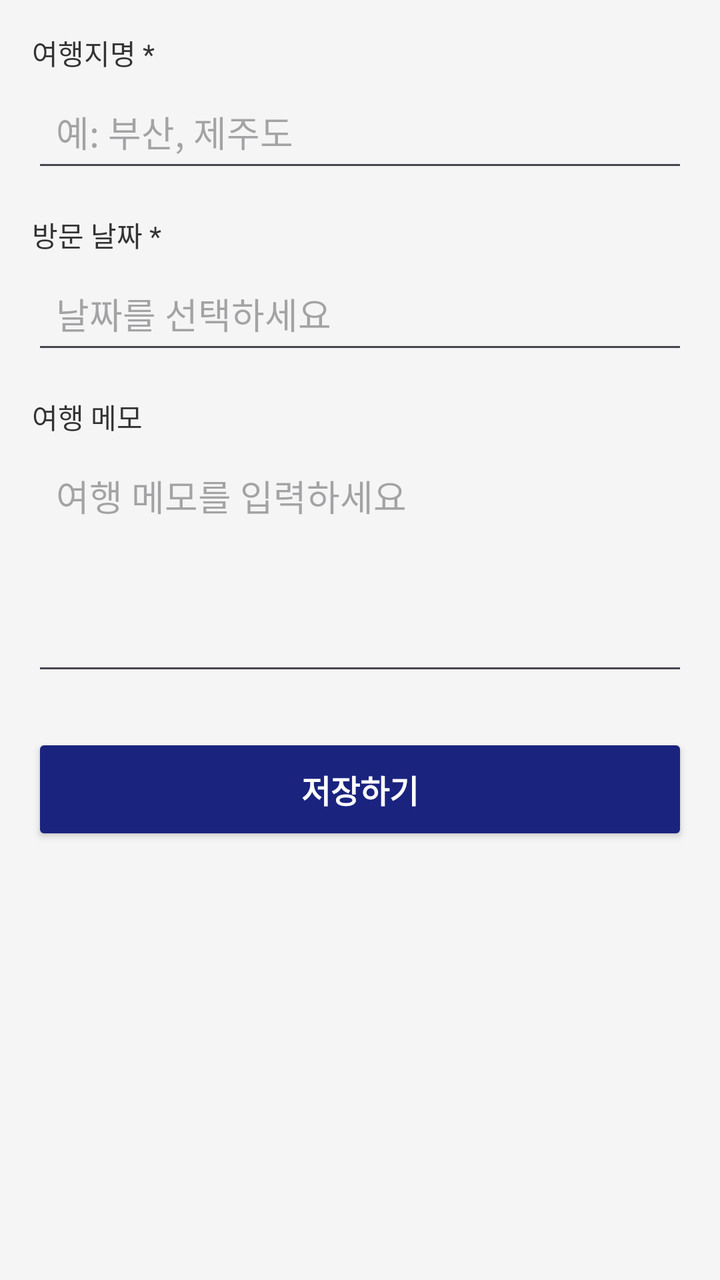
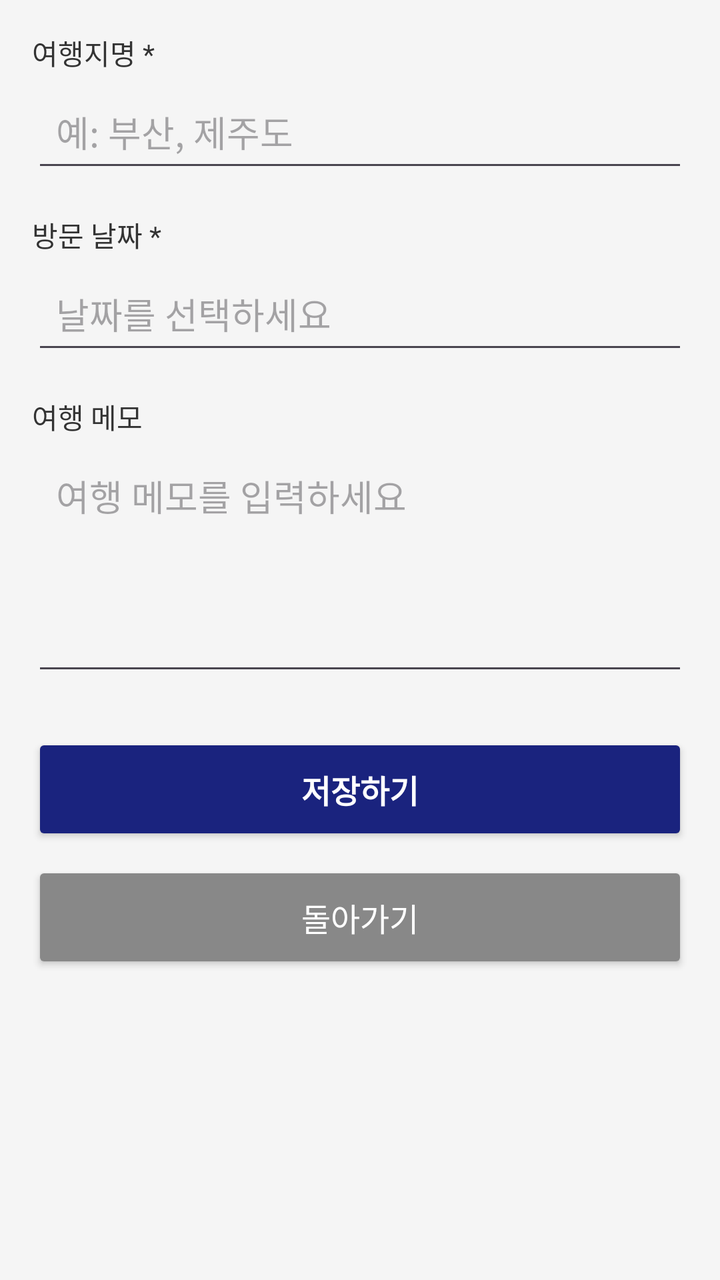

Two renders of the same Android screen: before a commit and after it. Below are the layout's source before the change and the commit's diff.
<!-- AndroidManifest.xml: application theme Theme.TravelMemory -->
<!-- res/layout/activity_add_travel.xml -->
<?xml version="1.0" encoding="utf-8"?>
<ScrollView xmlns:android="http://schemas.android.com/apk/res/android"
    android:layout_width="match_parent"
    android:layout_height="match_parent"
    android:background="#F5F5F5">

    <LinearLayout
        android:layout_width="match_parent"
        android:layout_height="wrap_content"
        android:orientation="vertical"
        android:padding="16dp">

        <TextView
            android:layout_width="wrap_content"
            android:layout_height="wrap_content"
            android:text="여행지명 *"
            android:textSize="14sp"
            android:textColor="#333333"
            android:paddingBottom="4dp" />

        <EditText
            android:id="@+id/etPlace"
            android:layout_width="match_parent"
            android:layout_height="wrap_content"
            android:hint="예: 부산, 제주도"
            android:padding="12dp"
            android:layout_marginBottom="16dp" />

        <TextView
            android:layout_width="wrap_content"
            android:layout_height="wrap_content"
            android:text="방문 날짜 *"
            android:textSize="14sp"
            android:textColor="#333333"
            android:paddingBottom="4dp" />

        <EditText
            android:id="@+id/etDate"
            android:layout_width="match_parent"
            android:layout_height="wrap_content"
            android:hint="날짜를 선택하세요"
            android:focusable="false"
            android:clickable="true"
            android:padding="12dp"
            android:layout_marginBottom="16dp" />

        <TextView
            android:layout_width="wrap_content"
            android:layout_height="wrap_content"
            android:text="여행 메모"
            android:textSize="14sp"
            android:textColor="#333333"
            android:paddingBottom="4dp" />

        <EditText
            android:id="@+id/etMemo"
            android:layout_width="match_parent"
            android:layout_height="120dp"
            android:hint="여행 메모를 입력하세요"
            android:gravity="top"
            android:padding="12dp"
            android:layout_marginBottom="24dp" />

        <Button
            android:id="@+id/btnSave"
            android:layout_width="match_parent"
            android:layout_height="56dp"
            android:text="저장하기"
            android:textSize="16sp"
            android:textStyle="bold"
            android:backgroundTint="#1A237E"
            android:textColor="#FFFFFF" />

    </LinearLayout>
</ScrollView>
<!-- resources referenced by this layout -->
<resources>
  <style name="Theme.TravelMemory" parent="Base.Theme.TravelMemory" />
  <style name="Base.Theme.TravelMemory" parent="Theme.Material3.DayNight.NoActionBar">
          
          
      </style>
</resources>

<!-- the commit's change to res/layout/activity_add_travel.xml (unified diff, before → after) -->
@@ -22,6 +22,7 @@
             android:id="@+id/etPlace"
             android:layout_width="match_parent"
             android:layout_height="wrap_content"
+            android:inputType="textPersonName"
             android:hint="예: 부산, 제주도"
             android:padding="12dp"
             android:layout_marginBottom="16dp" />
@@ -57,6 +58,7 @@
             android:layout_width="match_parent"
             android:layout_height="120dp"
             android:hint="여행 메모를 입력하세요"
+            android:inputType="textMultiLine"
             android:gravity="top"
             android:padding="12dp"
             android:layout_marginBottom="24dp" />
@@ -71,5 +73,15 @@
             android:backgroundTint="#1A237E"
             android:textColor="#FFFFFF" />
 
+        <Button
+            android:id="@+id/btnBack"
+            android:layout_width="match_parent"
+            android:layout_height="56dp"
+            android:text="돌아가기"
+            android:textSize="16sp"
+            android:backgroundTint="#888888"
+            android:textColor="#FFFFFF"
+            android:layout_marginTop="8dp" />
+
     </LinearLayout>
 </ScrollView>
